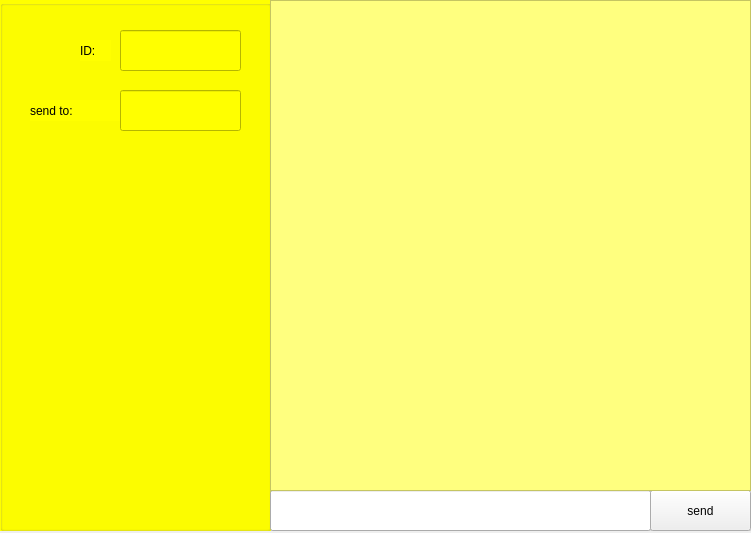
Above: chatroom.ui from Pourya231/converso before the change. Below: the same form after it.
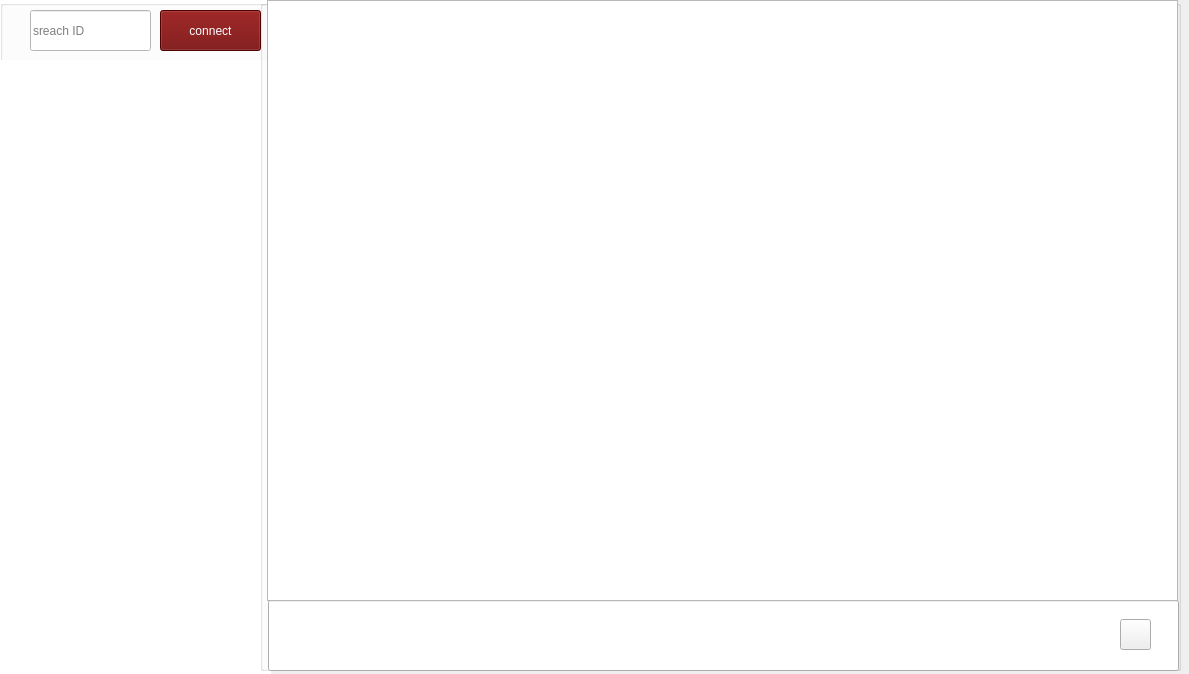
That is the form after the change. Icons and pictures are not drawn.

Commit message: change send message icon

```diff
--- a/chatroom.ui
+++ b/chatroom.ui
@@ -6,8 +6,8 @@
    <rect>
     <x>0</x>
     <y>0</y>
-    <width>751</width>
-    <height>533</height>
+    <width>1189</width>
+    <height>674</height>
    </rect>
   </property>
   <property name="windowTitle">
@@ -20,11 +20,11 @@
       <x>0</x>
       <y>0</y>
       <width>271</width>
-      <height>531</height>
+      <height>681</height>
      </rect>
     </property>
     <property name="styleSheet">
-     <string notr="true">background-color: rgb(255, 255, 0);</string>
+     <string notr="true">background-color: rgb(255, 255, 255);</string>
     </property>
     <property name="title">
      <string/>
@@ -32,65 +32,74 @@
     <widget class="QLineEdit" name="lineEdit_2">
      <property name="geometry">
       <rect>
-       <x>120</x>
-       <y>30</y>
+       <x>140</x>
+       <y>60</y>
        <width>121</width>
        <height>41</height>
       </rect>
      </property>
     </widget>
-    <widget class="QLabel" name="label">
-     <property name="geometry">
-      <rect>
-       <x>80</x>
-       <y>40</y>
-       <width>31</width>
-       <height>21</height>
-      </rect>
-     </property>
-     <property name="styleSheet">
-      <string notr="true">font: 14pt &quot;MS Shell Dlg 2&quot;;
-color: rgb(0, 0, 0);</string>
-     </property>
-     <property name="text">
-      <string>ID:</string>
-     </property>
-    </widget>
-    <widget class="QLabel" name="label_2">
-     <property name="geometry">
-      <rect>
-       <x>30</x>
-       <y>100</y>
-       <width>101</width>
-       <height>21</height>
-      </rect>
-     </property>
-     <property name="styleSheet">
-      <string notr="true">font: 14pt &quot;MS Shell Dlg 2&quot;;
-color: rgb(0, 0, 0);</string>
-     </property>
-     <property name="text">
-      <string>send to:</string>
-     </property>
-    </widget>
     <widget class="QLineEdit" name="lineEdit_3">
      <property name="geometry">
       <rect>
-       <x>120</x>
-       <y>90</y>
+       <x>30</x>
+       <y>10</y>
        <width>121</width>
        <height>41</height>
       </rect>
+     </property>
+     <property name="styleSheet">
+      <string notr="true">font: 11pt &quot;MS Shell Dlg 2&quot;;
+color: rgb(0, 0, 0);</string>
+     </property>
+     <property name="placeholderText">
+      <string>sreach ID</string>
+     </property>
+    </widget>
+    <widget class="QPushButton" name="pushButton_2">
+     <property name="geometry">
+      <rect>
+       <x>160</x>
+       <y>10</y>
+       <width>101</width>
+       <height>41</height>
+      </rect>
+     </property>
+     <property name="styleSheet">
+      <string notr="true">font: 14pt &quot;MS Shell Dlg 2&quot;;
+background-color: rgb(110, 0, 0);
+color: rgb(255, 255, 255);</string>
+     </property>
+     <property name="text">
+      <string>connect</string>
+     </property>
+    </widget>
+    <widget class="QListWidget" name="listWidget">
+     <property name="geometry">
+      <rect>
+       <x>0</x>
+       <y>60</y>
+       <width>301</width>
+       <height>631</height>
+      </rect>
+     </property>
+     <property name="styleSheet">
+      <string notr="true">font: 18pt &quot;MS Shell Dlg 2&quot;;
+background-color: rgb(255, 255, 255);
+color: rgb(0, 0, 0);</string>
+     </property>
+     <property name="frameShape">
+      <enum>QFrame::NoFrame</enum>
      </property>
     </widget>
    </widget>
    <widget class="QGroupBox" name="groupBox_2">
     <property name="geometry">
      <rect>
-      <x>270</x>
+      <x>260</x>
       <y>0</y>
-      <width>491</width>
-      <height>531</height>
+      <width>921</width>
+      <height>671</height>
      </rect>
     </property>
     <property name="title">
@@ -99,42 +108,56 @@
     <widget class="QLineEdit" name="lineEdit">
      <property name="geometry">
       <rect>
-       <x>0</x>
-       <y>490</y>
-       <width>381</width>
-       <height>41</height>
+       <x>8</x>
+       <y>600</y>
+       <width>911</width>
+       <height>71</height>
       </rect>
      </property>
      <property name="styleSheet">
-      <string notr="true">font: 10pt &quot;MS Shell Dlg 2&quot;;</string>
+      <string notr="true">font: 15pt &quot;MS Shell Dlg 2&quot;;</string>
+     </property>
+     <property name="text">
+      <string/>
      </property>
     </widget>
     <widget class="QPushButton" name="pushButton">
      <property name="geometry">
       <rect>
-       <x>380</x>
-       <y>490</y>
-       <width>101</width>
-       <height>41</height>
+       <x>860</x>
+       <y>619</y>
+       <width>31</width>
+       <height>31</height>
       </rect>
      </property>
+     <property name="styleSheet">
+      <string notr="true">border-image: url(:/new/prefix1/send.png);</string>
+     </property>
      <property name="text">
-      <string>send</string>
+      <string/>
      </property>
     </widget>
     <widget class="QPlainTextEdit" name="plainTextEdit">
      <property name="geometry">
       <rect>
-       <x>0</x>
+       <x>7</x>
        <y>0</y>
-       <width>481</width>
-       <height>491</height>
+       <width>911</width>
+       <height>601</height>
       </rect>
      </property>
      <property name="styleSheet">
-      <string notr="true">background-color: rgb(255, 255, 127);
-f
-font: 63 14pt &quot;Yu Gothic UI Semibold&quot;;</string>
+      <string notr="true">background-image: url(:/new/prefix1/chatbackground.jpg);
+color: rgb(255, 255, 255);
+font: 75 20pt &quot;MS Shell Dlg 2&quot;;
+
+</string>
+     </property>
+     <property name="frameShadow">
+      <enum>QFrame::Sunken</enum>
+     </property>
+     <property name="plainText">
+      <string/>
      </property>
     </widget>
    </widget>
```
The commit also changes 7 other files.
